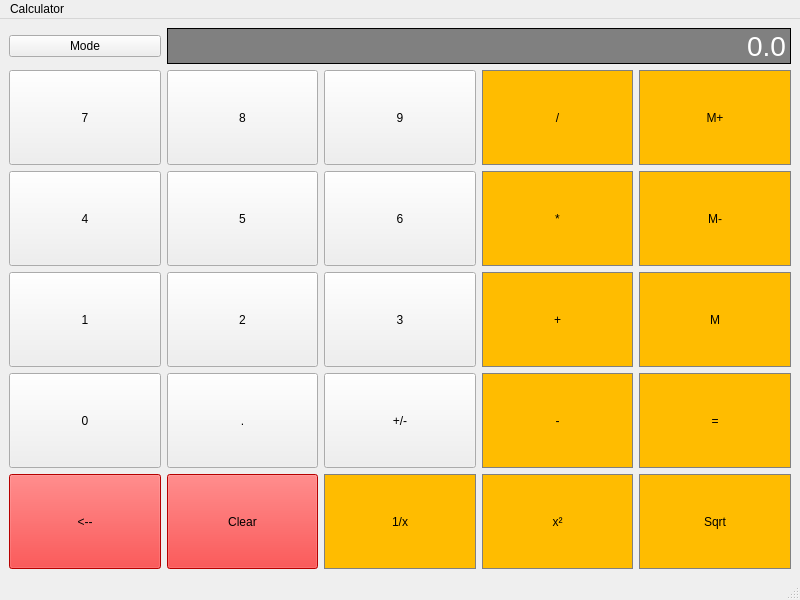
Qt form calculator/calculator.ui (viniciusbenite/qt-calculator) before a commit.
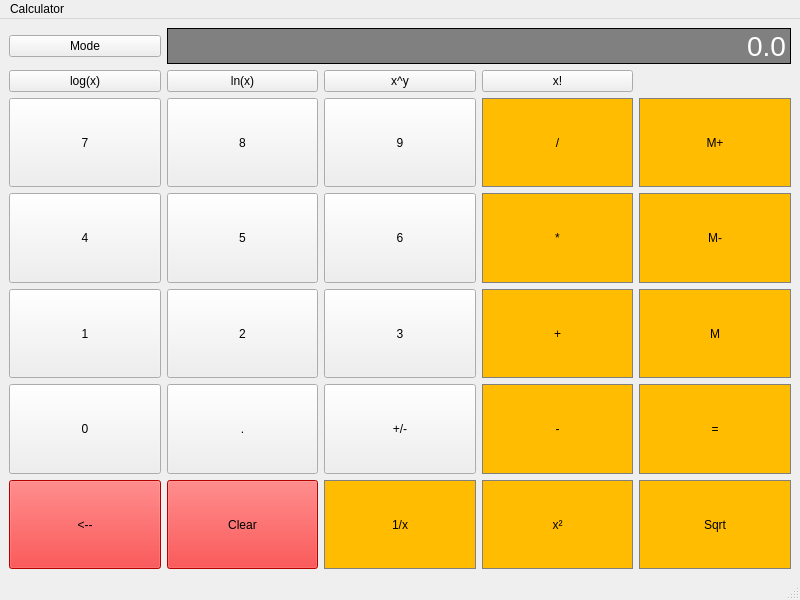
The same form after that commit.

The edit to the form file:
```diff
--- a/calculator/calculator.ui
+++ b/calculator/calculator.ui
@@ -15,7 +15,27 @@
   </property>
   <widget class="QWidget" name="centralwidget">
    <layout class="QGridLayout" name="gridLayout">
-    <item row="4" column="4">
+    <item row="5" column="0">
+     <widget class="QPushButton" name="btn0">
+      <property name="sizePolicy">
+       <sizepolicy hsizetype="Preferred" vsizetype="Preferred">
+        <horstretch>0</horstretch>
+        <verstretch>0</verstretch>
+       </sizepolicy>
+      </property>
+      <property name="text">
+       <string>0</string>
+      </property>
+     </widget>
+    </item>
+    <item row="0" column="0">
+     <widget class="QPushButton" name="btnMode">
+      <property name="text">
+       <string>Mode</string>
+      </property>
+     </widget>
+    </item>
+    <item row="5" column="4">
      <widget class="QPushButton" name="btnEquals">
       <property name="sizePolicy">
        <sizepolicy hsizetype="Preferred" vsizetype="Preferred">
@@ -41,20 +61,59 @@
       </property>
      </widget>
     </item>
-    <item row="2" column="0">
-     <widget class="QPushButton" name="btn4">
+    <item row="7" column="4">
+     <widget class="QPushButton" name="btnSquareRoot">
       <property name="sizePolicy">
        <sizepolicy hsizetype="Preferred" vsizetype="Preferred">
         <horstretch>0</horstretch>
         <verstretch>0</verstretch>
        </sizepolicy>
       </property>
+      <property name="styleSheet">
+       <string notr="true">QPushButton {
+	background-color:  #FFBC00;
+	border: 1px solid gray;
+	padding: 6px
+}
+
+QPushButton:pressed {
+	background-color: #A9A9A9;
+	border: 1px solid gray;
+	padding: 6px
+}</string>
+      </property>
       <property name="text">
-       <string>4</string>
+       <string>Sqrt</string>
       </property>
      </widget>
     </item>
-    <item row="1" column="2">
+    <item row="3" column="4">
+     <widget class="QPushButton" name="btnRemoveMemory">
+      <property name="sizePolicy">
+       <sizepolicy hsizetype="Preferred" vsizetype="Preferred">
+        <horstretch>0</horstretch>
+        <verstretch>0</verstretch>
+       </sizepolicy>
+      </property>
+      <property name="styleSheet">
+       <string notr="true">QPushButton {
+	background-color:  #FFBC00;
+	border: 1px solid gray;
+	padding: 6px
+}
+
+QPushButton:pressed {
+	background-color: #A9A9A9;
+	border: 1px solid gray;
+	padding: 6px
+}</string>
+      </property>
+      <property name="text">
+       <string>M-</string>
+      </property>
+     </widget>
+    </item>
+    <item row="2" column="2">
      <widget class="QPushButton" name="btn9">
       <property name="sizePolicy">
        <sizepolicy hsizetype="Preferred" vsizetype="Preferred">
@@ -67,8 +126,8 @@
       </property>
      </widget>
     </item>
-    <item row="3" column="2">
-     <widget class="QPushButton" name="btn3">
+    <item row="2" column="0">
+     <widget class="QPushButton" name="btn7">
       <property name="sizePolicy">
        <sizepolicy hsizetype="Preferred" vsizetype="Preferred">
         <horstretch>0</horstretch>
@@ -76,11 +135,11 @@
        </sizepolicy>
       </property>
       <property name="text">
-       <string>3</string>
+       <string>7</string>
       </property>
      </widget>
     </item>
-    <item row="6" column="0">
+    <item row="7" column="0">
      <widget class="QPushButton" name="btnBackspace">
       <property name="sizePolicy">
        <sizepolicy hsizetype="Preferred" vsizetype="Preferred">
@@ -98,124 +157,7 @@
       </property>
      </widget>
     </item>
-    <item row="2" column="2">
-     <widget class="QPushButton" name="btn6">
-      <property name="sizePolicy">
-       <sizepolicy hsizetype="Preferred" vsizetype="Preferred">
-        <horstretch>0</horstretch>
-        <verstretch>0</verstretch>
-       </sizepolicy>
-      </property>
-      <property name="text">
-       <string>6</string>
-      </property>
-     </widget>
-    </item>
-    <item row="6" column="2">
-     <widget class="QPushButton" name="btnInverse">
-      <property name="sizePolicy">
-       <sizepolicy hsizetype="Preferred" vsizetype="Preferred">
-        <horstretch>0</horstretch>
-        <verstretch>0</verstretch>
-       </sizepolicy>
-      </property>
-      <property name="styleSheet">
-       <string notr="true">QPushButton {
-	background-color:  #FFBC00;
-	border: 1px solid gray;
-	padding: 6px
-}
-
-QPushButton:pressed {
-	background-color: #A9A9A9;
-	border: 1px solid gray;
-	padding: 6px
-}</string>
-      </property>
-      <property name="text">
-       <string>1/x</string>
-      </property>
-     </widget>
-    </item>
-    <item row="3" column="0">
-     <widget class="QPushButton" name="btn1">
-      <property name="sizePolicy">
-       <sizepolicy hsizetype="Preferred" vsizetype="Preferred">
-        <horstretch>0</horstretch>
-        <verstretch>0</verstretch>
-       </sizepolicy>
-      </property>
-      <property name="text">
-       <string>1</string>
-      </property>
-     </widget>
-    </item>
-    <item row="2" column="1">
-     <widget class="QPushButton" name="btn5">
-      <property name="sizePolicy">
-       <sizepolicy hsizetype="Preferred" vsizetype="Preferred">
-        <horstretch>0</horstretch>
-        <verstretch>0</verstretch>
-       </sizepolicy>
-      </property>
-      <property name="text">
-       <string>5</string>
-      </property>
-     </widget>
-    </item>
-    <item row="3" column="4">
-     <widget class="QPushButton" name="btnRetrieveMemory">
-      <property name="sizePolicy">
-       <sizepolicy hsizetype="Preferred" vsizetype="Preferred">
-        <horstretch>0</horstretch>
-        <verstretch>0</verstretch>
-       </sizepolicy>
-      </property>
-      <property name="styleSheet">
-       <string notr="true">QPushButton {
-	background-color:  #FFBC00;
-	border: 1px solid gray;
-	padding: 6px
-}
-
-QPushButton:pressed {
-	background-color: #A9A9A9;
-	border: 1px solid gray;
-	padding: 6px
-}</string>
-      </property>
-      <property name="text">
-       <string>M</string>
-      </property>
-     </widget>
-    </item>
-    <item row="4" column="3">
-     <widget class="QPushButton" name="btnSubtraction">
-      <property name="sizePolicy">
-       <sizepolicy hsizetype="Preferred" vsizetype="Preferred">
-        <horstretch>0</horstretch>
-        <verstretch>0</verstretch>
-       </sizepolicy>
-      </property>
-      <property name="styleSheet">
-       <string notr="true">QPushButton {
-	background-color:  #FFBC00;
-	border: 1px solid gray;
-	padding: 6px
-}
-
-QPushButton:pressed {
-	background-color: #A9A9A9;
-	border: 1px solid gray;
-	padding: 6px
-}</string>
-      </property>
-      <property name="text">
-       <string>-</string>
-      </property>
-     </widget>
-    </item>
-    <item row="1" column="3">
+    <item row="2" column="3">
      <widget class="QPushButton" name="btnDivide">
       <property name="sizePolicy">
        <sizepolicy hsizetype="Preferred" vsizetype="Preferred">
@@ -241,258 +183,6 @@
       </property>
      </widget>
     </item>
-    <item row="3" column="3">
-     <widget class="QPushButton" name="btnSum">
-      <property name="sizePolicy">
-       <sizepolicy hsizetype="Preferred" vsizetype="Preferred">
-        <horstretch>0</horstretch>
-        <verstretch>0</verstretch>
-       </sizepolicy>
-      </property>
-      <property name="styleSheet">
-       <string notr="true">QPushButton {
-	background-color:  #FFBC00;
-	border: 1px solid gray;
-	padding: 6px
-}
-
-QPushButton:pressed {
-	background-color: #A9A9A9;
-	border: 1px solid gray;
-	padding: 6px
-}</string>
-      </property>
-      <property name="text">
-       <string>+</string>
-      </property>
-     </widget>
-    </item>
-    <item row="2" column="4">
-     <widget class="QPushButton" name="btnRemoveMemory">
-      <property name="sizePolicy">
-       <sizepolicy hsizetype="Preferred" vsizetype="Preferred">
-        <horstretch>0</horstretch>
-        <verstretch>0</verstretch>
-       </sizepolicy>
-      </property>
-      <property name="styleSheet">
-       <string notr="true">QPushButton {
-	background-color:  #FFBC00;
-	border: 1px solid gray;
-	padding: 6px
-}
-
-QPushButton:pressed {
-	background-color: #A9A9A9;
-	border: 1px solid gray;
-	padding: 6px
-}</string>
-      </property>
-      <property name="text">
-       <string>M-</string>
-      </property>
-     </widget>
-    </item>
-    <item row="2" column="3">
-     <widget class="QPushButton" name="btnMultiply">
-      <property name="sizePolicy">
-       <sizepolicy hsizetype="Preferred" vsizetype="Preferred">
-        <horstretch>0</horstretch>
-        <verstretch>0</verstretch>
-       </sizepolicy>
-      </property>
-      <property name="styleSheet">
-       <string notr="true">QPushButton {
-	background-color:  #FFBC00;
-	border: 1px solid gray;
-	padding: 6px
-}
-
-QPushButton:pressed {
-	background-color: #A9A9A9;
-	border: 1px solid gray;
-	padding: 6px
-}</string>
-      </property>
-      <property name="text">
-       <string>*</string>
-      </property>
-     </widget>
-    </item>
-    <item row="1" column="4">
-     <widget class="QPushButton" name="btnAddMemory">
-      <property name="sizePolicy">
-       <sizepolicy hsizetype="Preferred" vsizetype="Preferred">
-        <horstretch>0</horstretch>
-        <verstretch>0</verstretch>
-       </sizepolicy>
-      </property>
-      <property name="styleSheet">
-       <string notr="true">QPushButton {
-	background-color:  #FFBC00;
-	border: 1px solid gray;
-	padding: 6px
-}
-
-QPushButton:pressed {
-	background-color: #A9A9A9;
-	border: 1px solid gray;
-	padding: 6px
-}</string>
-      </property>
-      <property name="text">
-       <string>M+</string>
-      </property>
-     </widget>
-    </item>
-    <item row="1" column="0">
-     <widget class="QPushButton" name="btn7">
-      <property name="sizePolicy">
-       <sizepolicy hsizetype="Preferred" vsizetype="Preferred">
-        <horstretch>0</horstretch>
-        <verstretch>0</verstretch>
-       </sizepolicy>
-      </property>
-      <property name="text">
-       <string>7</string>
-      </property>
-     </widget>
-    </item>
-    <item row="4" column="0">
-     <widget class="QPushButton" name="btn0">
-      <property name="sizePolicy">
-       <sizepolicy hsizetype="Preferred" vsizetype="Preferred">
-        <horstretch>0</horstretch>
-        <verstretch>0</verstretch>
-       </sizepolicy>
-      </property>
-      <property name="text">
-       <string>0</string>
-      </property>
-     </widget>
-    </item>
-    <item row="4" column="2">
-     <widget class="QPushButton" name="btnChangeSignal">
-      <property name="sizePolicy">
-       <sizepolicy hsizetype="Preferred" vsizetype="Preferred">
-        <horstretch>0</horstretch>
-        <verstretch>0</verstretch>
-       </sizepolicy>
-      </property>
-      <property name="text">
-       <string>+/-</string>
-      </property>
-     </widget>
-    </item>
-    <item row="1" column="1">
-     <widget class="QPushButton" name="btn8">
-      <property name="sizePolicy">
-       <sizepolicy hsizetype="Preferred" vsizetype="Preferred">
-        <horstretch>0</horstretch>
-        <verstretch>0</verstretch>
-       </sizepolicy>
-      </property>
-      <property name="text">
-       <string>8</string>
-      </property>
-     </widget>
-    </item>
-    <item row="3" column="1">
-     <widget class="QPushButton" name="btn2">
-      <property name="sizePolicy">
-       <sizepolicy hsizetype="Preferred" vsizetype="Preferred">
-        <horstretch>0</horstretch>
-        <verstretch>0</verstretch>
-       </sizepolicy>
-      </property>
-      <property name="text">
-       <string>2</string>
-      </property>
-     </widget>
-    </item>
-    <item row="4" column="1">
-     <widget class="QPushButton" name="btnDot">
-      <property name="sizePolicy">
-       <sizepolicy hsizetype="Preferred" vsizetype="Preferred">
-        <horstretch>0</horstretch>
-        <verstretch>0</verstretch>
-       </sizepolicy>
-      </property>
-      <property name="text">
-       <string>.</string>
-      </property>
-     </widget>
-    </item>
-    <item row="6" column="3">
-     <widget class="QPushButton" name="btnSquare">
-      <property name="sizePolicy">
-       <sizepolicy hsizetype="Preferred" vsizetype="Preferred">
-        <horstretch>0</horstretch>
-        <verstretch>0</verstretch>
-       </sizepolicy>
-      </property>
-      <property name="styleSheet">
-       <string notr="true">QPushButton {
-	background-color:  #FFBC00;
-	border: 1px solid gray;
-	padding: 6px
-}
-
-QPushButton:pressed {
-	background-color: #A9A9A9;
-	border: 1px solid gray;
-	padding: 6px
-}</string>
-      </property>
-      <property name="text">
-       <string>x²</string>
-      </property>
-     </widget>
-    </item>
-    <item row="6" column="4">
-     <widget class="QPushButton" name="btnSquareRoot">
-      <property name="sizePolicy">
-       <sizepolicy hsizetype="Preferred" vsizetype="Preferred">
-        <horstretch>0</horstretch>
-        <verstretch>0</verstretch>
-       </sizepolicy>
-      </property>
-      <property name="styleSheet">
-       <string notr="true">QPushButton {
-	background-color:  #FFBC00;
-	border: 1px solid gray;
-	padding: 6px
-}
-
-QPushButton:pressed {
-	background-color: #A9A9A9;
-	border: 1px solid gray;
-	padding: 6px
-}</string>
-      </property>
-      <property name="text">
-       <string>Sqrt</string>
-      </property>
-     </widget>
-    </item>
-    <item row="6" column="1">
-     <widget class="QPushButton" name="btnErase">
-      <property name="sizePolicy">
-       <sizepolicy hsizetype="Preferred" vsizetype="Preferred">
-        <horstretch>0</horstretch>
-        <verstretch>0</verstretch>
-       </sizepolicy>
-      </property>
-      <property name="styleSheet">
-       <string notr="true">QPushButton {
-	background-color: red;
-}</string>
-      </property>
-      <property name="text">
-       <string>Clear</string>
-      </property>
-     </widget>
-    </item>
     <item row="0" column="1" colspan="4">
      <widget class="QLineEdit" name="display">
       <property name="sizePolicy">
@@ -521,10 +211,348 @@
       </property>
      </widget>
     </item>
-    <item row="0" column="0">
-     <widget class="QPushButton" name="btnMode">
+    <item row="7" column="2">
+     <widget class="QPushButton" name="btnInverse">
+      <property name="sizePolicy">
+       <sizepolicy hsizetype="Preferred" vsizetype="Preferred">
+        <horstretch>0</horstretch>
+        <verstretch>0</verstretch>
+       </sizepolicy>
+      </property>
+      <property name="styleSheet">
+       <string notr="true">QPushButton {
+	background-color:  #FFBC00;
+	border: 1px solid gray;
+	padding: 6px
+}
+
+QPushButton:pressed {
+	background-color: #A9A9A9;
+	border: 1px solid gray;
+	padding: 6px
+}</string>
+      </property>
       <property name="text">
-       <string>Mode</string>
+       <string>1/x</string>
+      </property>
+     </widget>
+    </item>
+    <item row="4" column="0">
+     <widget class="QPushButton" name="btn1">
+      <property name="sizePolicy">
+       <sizepolicy hsizetype="Preferred" vsizetype="Preferred">
+        <horstretch>0</horstretch>
+        <verstretch>0</verstretch>
+       </sizepolicy>
+      </property>
+      <property name="text">
+       <string>1</string>
+      </property>
+     </widget>
+    </item>
+    <item row="4" column="2">
+     <widget class="QPushButton" name="btn3">
+      <property name="sizePolicy">
+       <sizepolicy hsizetype="Preferred" vsizetype="Preferred">
+        <horstretch>0</horstretch>
+        <verstretch>0</verstretch>
+       </sizepolicy>
+      </property>
+      <property name="text">
+       <string>3</string>
+      </property>
+     </widget>
+    </item>
+    <item row="2" column="1">
+     <widget class="QPushButton" name="btn8">
+      <property name="sizePolicy">
+       <sizepolicy hsizetype="Preferred" vsizetype="Preferred">
+        <horstretch>0</horstretch>
+        <verstretch>0</verstretch>
+       </sizepolicy>
+      </property>
+      <property name="text">
+       <string>8</string>
+      </property>
+     </widget>
+    </item>
+    <item row="7" column="3">
+     <widget class="QPushButton" name="btnSquare">
+      <property name="sizePolicy">
+       <sizepolicy hsizetype="Preferred" vsizetype="Preferred">
+        <horstretch>0</horstretch>
+        <verstretch>0</verstretch>
+       </sizepolicy>
+      </property>
+      <property name="styleSheet">
+       <string notr="true">QPushButton {
+	background-color:  #FFBC00;
+	border: 1px solid gray;
+	padding: 6px
+}
+
+QPushButton:pressed {
+	background-color: #A9A9A9;
+	border: 1px solid gray;
+	padding: 6px
+}</string>
+      </property>
+      <property name="text">
+       <string>x²</string>
+      </property>
+     </widget>
+    </item>
+    <item row="3" column="2">
+     <widget class="QPushButton" name="btn6">
+      <property name="sizePolicy">
+       <sizepolicy hsizetype="Preferred" vsizetype="Preferred">
+        <horstretch>0</horstretch>
+        <verstretch>0</verstretch>
+       </sizepolicy>
+      </property>
+      <property name="text">
+       <string>6</string>
+      </property>
+     </widget>
+    </item>
+    <item row="5" column="3">
+     <widget class="QPushButton" name="btnSubtraction">
+      <property name="sizePolicy">
+       <sizepolicy hsizetype="Preferred" vsizetype="Preferred">
+        <horstretch>0</horstretch>
+        <verstretch>0</verstretch>
+       </sizepolicy>
+      </property>
+      <property name="styleSheet">
+       <string notr="true">QPushButton {
+	background-color:  #FFBC00;
+	border: 1px solid gray;
+	padding: 6px
+}
+
+QPushButton:pressed {
+	background-color: #A9A9A9;
+	border: 1px solid gray;
+	padding: 6px
+}</string>
+      </property>
+      <property name="text">
+       <string>-</string>
+      </property>
+     </widget>
+    </item>
+    <item row="3" column="0">
+     <widget class="QPushButton" name="btn4">
+      <property name="sizePolicy">
+       <sizepolicy hsizetype="Preferred" vsizetype="Preferred">
+        <horstretch>0</horstretch>
+        <verstretch>0</verstretch>
+       </sizepolicy>
+      </property>
+      <property name="text">
+       <string>4</string>
+      </property>
+     </widget>
+    </item>
+    <item row="5" column="2">
+     <widget class="QPushButton" name="btnChangeSignal">
+      <property name="sizePolicy">
+       <sizepolicy hsizetype="Preferred" vsizetype="Preferred">
+        <horstretch>0</horstretch>
+        <verstretch>0</verstretch>
+       </sizepolicy>
+      </property>
+      <property name="text">
+       <string>+/-</string>
+      </property>
+     </widget>
+    </item>
+    <item row="7" column="1">
+     <widget class="QPushButton" name="btnErase">
+      <property name="sizePolicy">
+       <sizepolicy hsizetype="Preferred" vsizetype="Preferred">
+        <horstretch>0</horstretch>
+        <verstretch>0</verstretch>
+       </sizepolicy>
+      </property>
+      <property name="styleSheet">
+       <string notr="true">QPushButton {
+	background-color: red;
+}</string>
+      </property>
+      <property name="text">
+       <string>Clear</string>
+      </property>
+     </widget>
+    </item>
+    <item row="3" column="3">
+     <widget class="QPushButton" name="btnMultiply">
+      <property name="sizePolicy">
+       <sizepolicy hsizetype="Preferred" vsizetype="Preferred">
+        <horstretch>0</horstretch>
+        <verstretch>0</verstretch>
+       </sizepolicy>
+      </property>
+      <property name="styleSheet">
+       <string notr="true">QPushButton {
+	background-color:  #FFBC00;
+	border: 1px solid gray;
+	padding: 6px
+}
+
+QPushButton:pressed {
+	background-color: #A9A9A9;
+	border: 1px solid gray;
+	padding: 6px
+}</string>
+      </property>
+      <property name="text">
+       <string>*</string>
+      </property>
+     </widget>
+    </item>
+    <item row="4" column="3">
+     <widget class="QPushButton" name="btnSum">
+      <property name="sizePolicy">
+       <sizepolicy hsizetype="Preferred" vsizetype="Preferred">
+        <horstretch>0</horstretch>
+        <verstretch>0</verstretch>
+       </sizepolicy>
+      </property>
+      <property name="styleSheet">
+       <string notr="true">QPushButton {
+	background-color:  #FFBC00;
+	border: 1px solid gray;
+	padding: 6px
+}
+
+QPushButton:pressed {
+	background-color: #A9A9A9;
+	border: 1px solid gray;
+	padding: 6px
+}</string>
+      </property>
+      <property name="text">
+       <string>+</string>
+      </property>
+     </widget>
+    </item>
+    <item row="2" column="4">
+     <widget class="QPushButton" name="btnAddMemory">
+      <property name="sizePolicy">
+       <sizepolicy hsizetype="Preferred" vsizetype="Preferred">
+        <horstretch>0</horstretch>
+        <verstretch>0</verstretch>
+       </sizepolicy>
+      </property>
+      <property name="styleSheet">
+       <string notr="true">QPushButton {
+	background-color:  #FFBC00;
+	border: 1px solid gray;
+	padding: 6px
+}
+
+QPushButton:pressed {
+	background-color: #A9A9A9;
+	border: 1px solid gray;
+	padding: 6px
+}</string>
+      </property>
+      <property name="text">
+       <string>M+</string>
+      </property>
+     </widget>
+    </item>
+    <item row="5" column="1">
+     <widget class="QPushButton" name="btnDot">
+      <property name="sizePolicy">
+       <sizepolicy hsizetype="Preferred" vsizetype="Preferred">
+        <horstretch>0</horstretch>
+        <verstretch>0</verstretch>
+       </sizepolicy>
+      </property>
+      <property name="text">
+       <string>.</string>
+      </property>
+     </widget>
+    </item>
+    <item row="4" column="4">
+     <widget class="QPushButton" name="btnRetrieveMemory">
+      <property name="sizePolicy">
+       <sizepolicy hsizetype="Preferred" vsizetype="Preferred">
+        <horstretch>0</horstretch>
+        <verstretch>0</verstretch>
+       </sizepolicy>
+      </property>
+      <property name="styleSheet">
+       <string notr="true">QPushButton {
+	background-color:  #FFBC00;
+	border: 1px solid gray;
+	padding: 6px
+}
+
+QPushButton:pressed {
+	background-color: #A9A9A9;
+	border: 1px solid gray;
+	padding: 6px
+}</string>
+      </property>
+      <property name="text">
+       <string>M</string>
+      </property>
+     </widget>
+    </item>
+    <item row="3" column="1">
+     <widget class="QPushButton" name="btn5">
+      <property name="sizePolicy">
+       <sizepolicy hsizetype="Preferred" vsizetype="Preferred">
+        <horstretch>0</horstretch>
+        <verstretch>0</verstretch>
+       </sizepolicy>
+      </property>
+      <property name="text">
+       <string>5</string>
+      </property>
+     </widget>
+    </item>
+    <item row="4" column="1">
+     <widget class="QPushButton" name="btn2">
+      <property name="sizePolicy">
+       <sizepolicy hsizetype="Preferred" vsizetype="Preferred">
+        <horstretch>0</horstretch>
+        <verstretch>0</verstretch>
+       </sizepolicy>
+      </property>
+      <property name="text">
+       <string>2</string>
+      </property>
+     </widget>
+    </item>
+    <item row="1" column="1">
+     <widget class="QPushButton" name="btnLog10">
+      <property name="text">
+       <string>ln(x)</string>
+      </property>
+     </widget>
+    </item>
+    <item row="1" column="0">
+     <widget class="QPushButton" name="btnLog">
+      <property name="text">
+       <string>log(x)</string>
+      </property>
+     </widget>
+    </item>
+    <item row="1" column="2">
+     <widget class="QPushButton" name="btnPow">
+      <property name="text">
+       <string>x^y</string>
+      </property>
+     </widget>
+    </item>
+    <item row="1" column="3">
+     <widget class="QPushButton" name="btnFactorial">
+      <property name="text">
+       <string>x!</string>
       </property>
      </widget>
     </item>
```
